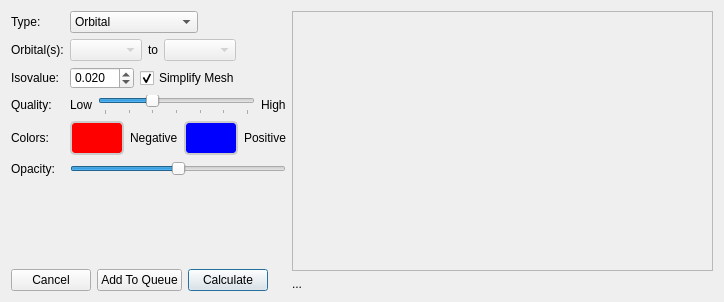
First picture: the form in src/Configurator/GeminalOrbitalsConfigurator.ui, repository nutjunkie/IQmol, before the edit.
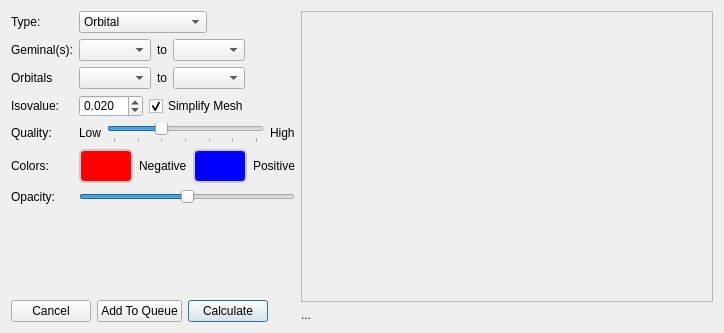
Second picture: the form after the edit.

Commit message: Geminal Orbitals, including property shading

```diff
--- a/src/Configurator/GeminalOrbitalsConfigurator.ui
+++ b/src/Configurator/GeminalOrbitalsConfigurator.ui
@@ -7,7 +7,7 @@
     <x>0</x>
     <y>0</y>
     <width>724</width>
-    <height>302</height>
+    <height>333</height>
    </rect>
   </property>
   <property name="sizePolicy">
@@ -48,11 +48,11 @@
         <bool>true</bool>
        </property>
        <property name="text">
-        <string>Orbital(s):</string>
+        <string>Geminal(s):</string>
        </property>
       </widget>
      </item>
-     <item row="4" column="1">
+     <item row="5" column="1">
       <layout class="QHBoxLayout" name="horizontalLayout_4">
        <item>
         <widget class="QToolButton" name="negativeColorButton">
@@ -163,6 +163,136 @@
        </item>
       </layout>
      </item>
+     <item row="7" column="1">
+      <spacer name="verticalSpacer">
+       <property name="orientation">
+        <enum>Qt::Vertical</enum>
+       </property>
+       <property name="sizeHint" stdset="0">
+        <size>
+         <width>20</width>
+         <height>40</height>
+        </size>
+       </property>
+      </spacer>
+     </item>
+     <item row="1" column="1">
+      <layout class="QHBoxLayout" name="horizontalLayout_2">
+       <item>
+        <widget class="QComboBox" name="orbitalRangeMin">
+         <property name="enabled">
+          <bool>true</bool>
+         </property>
+        </widget>
+       </item>
+       <item>
+        <widget class="QLabel" name="label_10">
+         <property name="text">
+          <string>to</string>
+         </property>
+        </widget>
+       </item>
+       <item>
+        <widget class="QComboBox" name="orbitalRangeMax">
+         <property name="enabled">
+          <bool>true</bool>
+         </property>
+        </widget>
+       </item>
+       <item>
+        <spacer name="horizontalSpacer_2">
+         <property name="orientation">
+          <enum>Qt::Horizontal</enum>
+         </property>
+         <property name="sizeType">
+          <enum>QSizePolicy::Expanding</enum>
+         </property>
+         <property name="sizeHint" stdset="0">
+          <size>
+           <width>60</width>
+           <height>20</height>
+          </size>
+         </property>
+        </spacer>
+       </item>
+      </layout>
+     </item>
+     <item row="8" column="0" colspan="2">
+      <layout class="QHBoxLayout" name="horizontalLayout_8">
+       <item>
+        <widget class="QPushButton" name="cancelButton">
+         <property name="text">
+          <string>Cancel</string>
+         </property>
+         <property name="autoDefault">
+          <bool>false</bool>
+         </property>
+        </widget>
+       </item>
+       <item>
+        <widget class="QPushButton" name="addToQueueButton">
+         <property name="text">
+          <string>Add To Queue</string>
+         </property>
+         <property name="default">
+          <bool>false</bool>
+         </property>
+        </widget>
+       </item>
+       <item>
+        <widget class="QPushButton" name="calculateButton">
+         <property name="text">
+          <string>Calculate</string>
+         </property>
+         <property name="default">
+          <bool>true</bool>
+         </property>
+        </widget>
+       </item>
+       <item>
+        <spacer name="horizontalSpacer_6">
+         <property name="orientation">
+          <enum>Qt::Horizontal</enum>
+         </property>
+         <property name="sizeHint" stdset="0">
+          <size>
+           <width>40</width>
+           <height>20</height>
+          </size>
+         </property>
+        </spacer>
+       </item>
+      </layout>
+     </item>
+     <item row="6" column="1">
+      <layout class="QHBoxLayout" name="horizontalLayout_7">
+       <item>
+        <widget class="QSlider" name="opacity">
+         <property name="sizePolicy">
+          <sizepolicy hsizetype="Expanding" vsizetype="Maximum">
+           <horstretch>0</horstretch>
+           <verstretch>0</verstretch>
+          </sizepolicy>
+         </property>
+         <property name="minimumSize">
+          <size>
+           <width>78</width>
+           <height>0</height>
+          </size>
+         </property>
+         <property name="maximum">
+          <number>100</number>
+         </property>
+         <property name="value">
+          <number>50</number>
+         </property>
+         <property name="orientation">
+          <enum>Qt::Horizontal</enum>
+         </property>
+        </widget>
+       </item>
+      </layout>
+     </item>
      <item row="0" column="0">
       <widget class="QLabel" name="label_7">
        <property name="sizePolicy">
@@ -176,35 +306,35 @@
        </property>
       </widget>
      </item>
-     <item row="2" column="0">
+     <item row="3" column="0">
       <widget class="QLabel" name="label_3">
        <property name="text">
         <string>Isovalue:</string>
        </property>
       </widget>
      </item>
-     <item row="5" column="0">
+     <item row="6" column="0">
       <widget class="QLabel" name="label">
        <property name="text">
         <string>Opacity:</string>
        </property>
       </widget>
      </item>
-     <item row="3" column="0">
+     <item row="4" column="0">
       <widget class="QLabel" name="label_4">
        <property name="text">
         <string>Quality:</string>
        </property>
       </widget>
      </item>
-     <item row="4" column="0">
+     <item row="5" column="0">
       <widget class="QLabel" name="label_12">
        <property name="text">
         <string>Colors: </string>
        </property>
       </widget>
      </item>
-     <item row="2" column="1">
+     <item row="3" column="1">
       <layout class="QHBoxLayout" name="horizontalLayout_3">
        <item>
         <widget class="QDoubleSpinBox" name="isovalue">
@@ -250,7 +380,7 @@
        </item>
       </layout>
      </item>
-     <item row="3" column="1">
+     <item row="4" column="1">
       <layout class="QHBoxLayout" name="horizontalLayout_6">
        <item>
         <widget class="QLabel" name="label_5">
@@ -302,94 +432,30 @@
        </item>
       </layout>
      </item>
-     <item row="6" column="1">
-      <spacer name="verticalSpacer">
-       <property name="orientation">
-        <enum>Qt::Vertical</enum>
+     <item row="2" column="0">
+      <widget class="QLabel" name="label_2">
+       <property name="text">
+        <string>Orbitals</string>
        </property>
-       <property name="sizeHint" stdset="0">
-        <size>
-         <width>20</width>
-         <height>40</height>
-        </size>
-       </property>
-      </spacer>
+      </widget>
      </item>
-     <item row="1" column="1">
-      <layout class="QHBoxLayout" name="horizontalLayout_2">
+     <item row="2" column="1">
+      <layout class="QHBoxLayout" name="horizontalLayout_9">
        <item>
-        <widget class="QComboBox" name="orbitalRangeMin">
-         <property name="enabled">
-          <bool>false</bool>
-         </property>
-        </widget>
+        <widget class="QComboBox" name="comboBox"/>
        </item>
        <item>
-        <widget class="QLabel" name="label_10">
+        <widget class="QLabel" name="label_8">
          <property name="text">
           <string>to</string>
          </property>
         </widget>
        </item>
        <item>
-        <widget class="QComboBox" name="orbitalRangeMax">
-         <property name="enabled">
-          <bool>false</bool>
-         </property>
-        </widget>
+        <widget class="QComboBox" name="comboBox_2"/>
        </item>
        <item>
-        <spacer name="horizontalSpacer_2">
-         <property name="orientation">
-          <enum>Qt::Horizontal</enum>
-         </property>
-         <property name="sizeType">
-          <enum>QSizePolicy::Expanding</enum>
-         </property>
-         <property name="sizeHint" stdset="0">
-          <size>
-           <width>60</width>
-           <height>20</height>
-          </size>
-         </property>
-        </spacer>
-       </item>
-      </layout>
-     </item>
-     <item row="7" column="0" colspan="2">
-      <layout class="QHBoxLayout" name="horizontalLayout_8">
-       <item>
-        <widget class="QPushButton" name="cancelButton">
-         <property name="text">
-          <string>Cancel</string>
-         </property>
-         <property name="autoDefault">
-          <bool>false</bool>
-         </property>
-        </widget>
-       </item>
-       <item>
-        <widget class="QPushButton" name="addToQueueButton">
-         <property name="text">
-          <string>Add To Queue</string>
-         </property>
-         <property name="default">
-          <bool>false</bool>
-         </property>
-        </widget>
-       </item>
-       <item>
-        <widget class="QPushButton" name="calculateButton">
-         <property name="text">
-          <string>Calculate</string>
-         </property>
-         <property name="default">
-          <bool>true</bool>
-         </property>
-        </widget>
-       </item>
-       <item>
-        <spacer name="horizontalSpacer_6">
+        <spacer name="horizontalSpacer_3">
          <property name="orientation">
           <enum>Qt::Horizontal</enum>
          </property>
@@ -403,35 +469,6 @@
        </item>
       </layout>
      </item>
-     <item row="5" column="1">
-      <layout class="QHBoxLayout" name="horizontalLayout_7">
-       <item>
-        <widget class="QSlider" name="opacity">
-         <property name="sizePolicy">
-          <sizepolicy hsizetype="Expanding" vsizetype="Maximum">
-           <horstretch>0</horstretch>
-           <verstretch>0</verstretch>
-          </sizepolicy>
-         </property>
-         <property name="minimumSize">
-          <size>
-           <width>78</width>
-           <height>0</height>
-          </size>
-         </property>
-         <property name="maximum">
-          <number>100</number>
-         </property>
-         <property name="value">
-          <number>50</number>
-         </property>
-         <property name="orientation">
-          <enum>Qt::Horizontal</enum>
-         </property>
-        </widget>
-       </item>
-      </layout>
-     </item>
     </layout>
    </item>
    <item>
```
Left out of the diff: 3 changed lines with no effect on the pictures. The commit also changes 30 other files.
